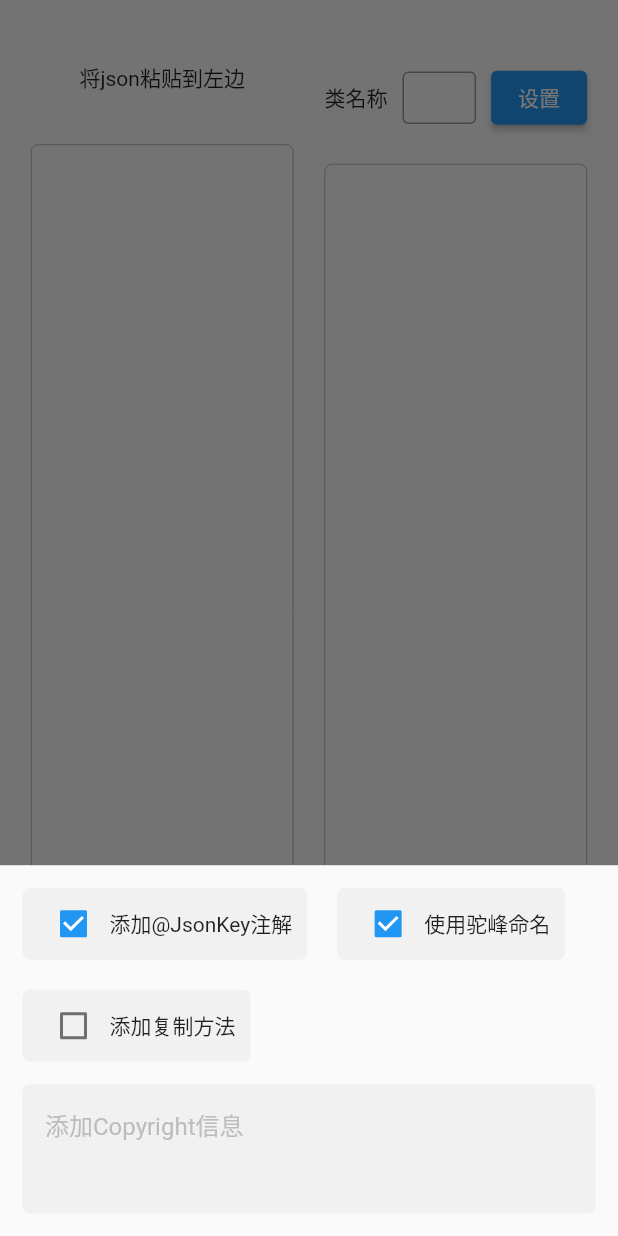
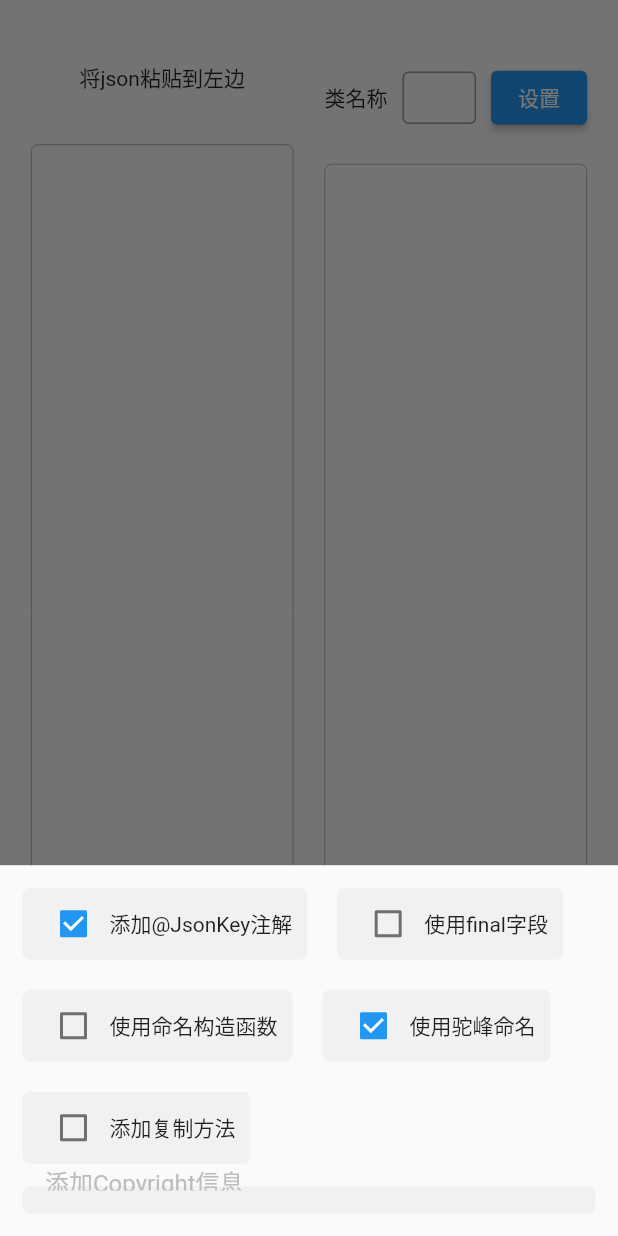
Before and after one commit to YuroLtd/json_to_dart, a Flutter app: the screen it shows after launch, after a tap on "设置", on a phone screen of 412 x 824 dp. Run offline on Flutter 3.47's test engine with Material 2 defaults, Android fonts, the light colour scheme and no system bars; our stand-ins replace shared_preferences; missing offline and left inert: dart_style.

Commit message:
[feat] 增加使用命名构造函数设置项; [feat] 增加使用final属性字段设置项; [fix] 修复空对象生成代码的bug;

```diff
--- a/lib/components/setting.dart
+++ b/lib/components/setting.dart
@@ -28,17 +28,27 @@ class SettingSheet extends StatelessWidget {
   Widget _buildSettings(BuildContext context) => Wrap(spacing: 20, runSpacing: 20, children: [
         CheckBoxItem(
           label: '添加@JsonKey注解',
-          valueKey: const ValueKey('JsonKey'),
+          valueKey: const ValueKey(JsonToDartController.JSON_KEY),
           checked: context.read<JsonToDartController>().enableJsonKey,
         ),
         CheckBoxItem(
+          label: '使用final字段',
+          valueKey: const ValueKey(JsonToDartController.FINAL_FIELD),
+          checked: context.read<JsonToDartController>().enableFinalField,
+        ),
+        CheckBoxItem(
+          label: '使用命名构造函数',
+          valueKey: const ValueKey(JsonToDartController.NAMED_CONSTRUCTOR),
+          checked: context.read<JsonToDartController>().enableNamedConstructor,
+        ),
+        CheckBoxItem(
           label: '使用驼峰命名',
-          valueKey: const ValueKey('CamelCase'),
+          valueKey: const ValueKey(JsonToDartController.CAMEL_CASE),
           checked: context.read<JsonToDartController>().enableCamelCase,
         ),
         CheckBoxItem(
           label: '添加复制方法',
-          valueKey: const ValueKey('CopyMethod'),
+          valueKey: const ValueKey(JsonToDartController.COPY_METHOD),
           checked: context.read<JsonToDartController>().enableCopyMethod,
         ),
       ]);
--- a/lib/main.dart
+++ b/lib/main.dart
@@ -21,7 +21,8 @@ class HomePage extends StatelessWidget {
 
   @override
   Widget build(BuildContext context) => Scaffold(
-      body: Center(
+          body: Stack(children: [
+        Center(
             child: SizedBox(
                 width: MediaQuery.of(context).size.width * 0.9,
                 height: MediaQuery.of(context).size.height * 0.9,
@@ -29,5 +30,10 @@ class HomePage extends StatelessWidget {
                   const Expanded(flex: 1, child: HomeLeft()),
                   SizedBox(width: MediaQuery.of(context).size.width * 0.05),
                   const Expanded(flex: 1, child: HomeRight()),
-              ]))));
+                ]))),
+        const Align(
+          alignment: Alignment.bottomCenter,
+          child: Padding(padding: EdgeInsets.all(8), child: Text('Copyright 2022 by YuroLtd.')),
+        )
+      ]));
 }
--- a/pubspec.yaml
+++ b/pubspec.yaml
@@ -94,7 +94,7 @@ msix_config:
   display_name: json_to_dart
   publisher_display_name: YuroLtd
   identity_name: com.yuro.jsonToDart
-  msix_version: 1.0.0.0
+  msix_version: 1.0.1.0
   logo_path: json_to_dart.png
   certificate_path: yutoltd.pfx
   certificate_password: yuroltd
```
Also changed, not shown: lib/controller/controller.dart (+35 -8 lines). Lines whose indentation alone changed are shown as unchanged.
